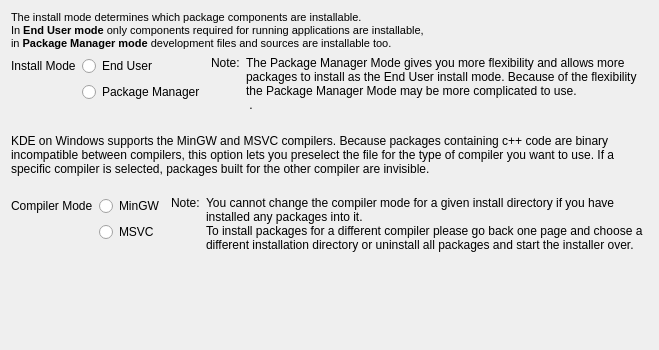
This is gui/usercompilermodepage.ui in KDE/kdewin-installer as Qt 5 draws it before an edit. The edited form follows.
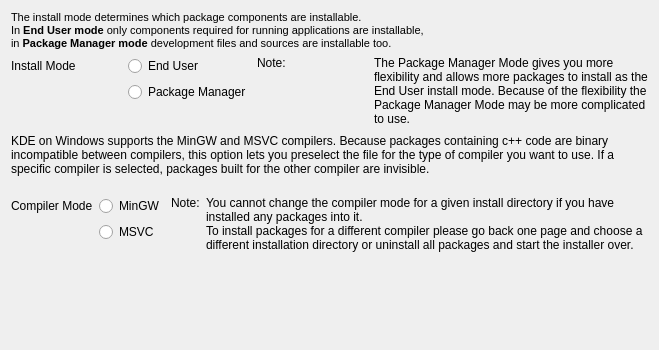
This is the edited form.

Commit message: fix typo, show long temp path name

Patch:
```diff
--- a/gui/usercompilermodepage.ui
+++ b/gui/usercompilermodepage.ui
@@ -70,8 +70,7 @@
      <item rowspan="3" row="0" column="3" >
       <widget class="QLabel" name="label" >
        <property name="text" >
-        <string>The Package Manager Mode gives you more flexibility and allows more packages to install as the End User install mode. Because of the flexibility the Package Manager Mode may be more complicated to use.
- .</string>
+        <string>The Package Manager Mode gives you more flexibility and allows more packages to install as the End User install mode. Because of the flexibility the Package Manager Mode may be more complicated to use.</string>
        </property>
        <property name="alignment" >
         <set>Qt::AlignLeading|Qt::AlignLeft|Qt::AlignTop</set>
```
The commit also changes 1 other file.
